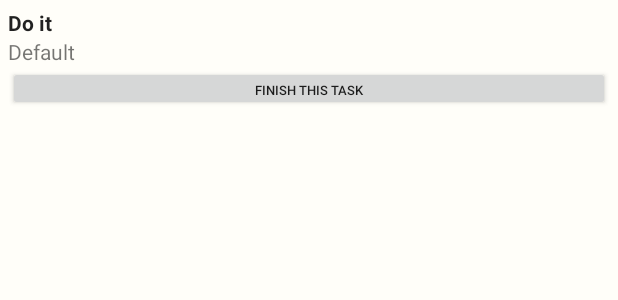
After one commit to dlm001128/Doit, an Android app: the layout notification.xml on its own in the app's theme, with its tools: preview values and no code run, on a phone screen of 412 x 824 dp. The commit adds this screen. Shown: the top 300 px of the screen. Run offline under Robolectric (Android 15) with nearby library versions, the phone set to English and light mode, and no system bars.

Commit message:
add notification

```diff
--- a/app/src/main/AndroidManifest.xml
+++ b/app/src/main/AndroidManifest.xml
@@ -2,6 +2,7 @@
 <manifest xmlns:android="http://schemas.android.com/apk/res/android"
     xmlns:tools="http://schemas.android.com/tools">
 
+    <uses-permission android:name="android.permission.POST_NOTIFICATIONS" />
     <application
         android:allowBackup="true"
         android:dataExtractionRules="@xml/data_extraction_rules"
--- /dev/null
+++ b/app/src/main/res/layout/notification.xml
@@ -0,0 +1,31 @@
+<?xml version="1.0" encoding="utf-8"?>
+<LinearLayout xmlns:android="http://schemas.android.com/apk/res/android"
+    xmlns:app="http://schemas.android.com/apk/res-auto"
+    android:layout_width="match_parent"
+    android:layout_height="wrap_content"
+    android:orientation="vertical"
+    android:padding="5dp">
+
+    <TextView
+        android:id="@+id/tv_title"
+        android:layout_width="match_parent"
+        android:layout_height="wrap_content"
+        android:text="Do it"
+        android:textAppearance="@style/TextAppearance.AppCompat.Body1"
+        android:textStyle="bold" />
+
+    <!-- -->
+    <TextView
+        android:id="@+id/tv_detail"
+        android:layout_width="wrap_content"
+        android:layout_height="wrap_content"
+        android:text="Default"/>
+
+    <Button
+        android:id="@+id/button_notification"
+        android:layout_width="match_parent"
+        android:layout_height="30dp"
+        android:textSize="4pt"
+        android:text="Finish this task" />
+
+</LinearLayout>
--- a/app/src/main/res/values/strings.xml
+++ b/app/src/main/res/values/strings.xml
@@ -25,4 +25,8 @@
     <string name="show_finished">Show Finished Tasks</string>
     <string name="show_hidden">Show Hidden Tasks</string>
 
+    <string name="channel_name">channel_name</string>
+    <string name="channel_description">channel_description</string>
+    <string name="channel_id">CHANNEL_ID</string>
+
 </resources>
```
Also changed, not shown: app/src/main/java/com/example/doit/MainActivity.java (+70 -1 lines), app/src/main/java/com/example/doit/NotificationReceiver.java (added, +20 -0 lines).
